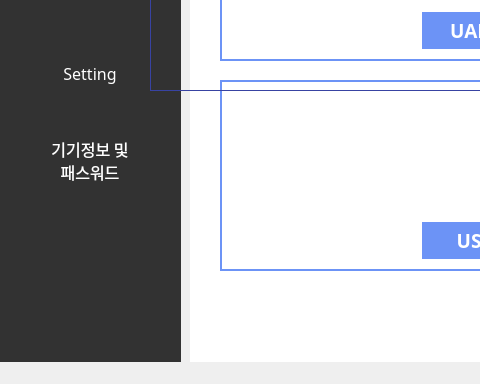
Old version of the form step1.ui in the repository skyun333/wallpad; both pictures show x 0 to 480 and y 320 to 704 of the 961 by 704 pixel window.
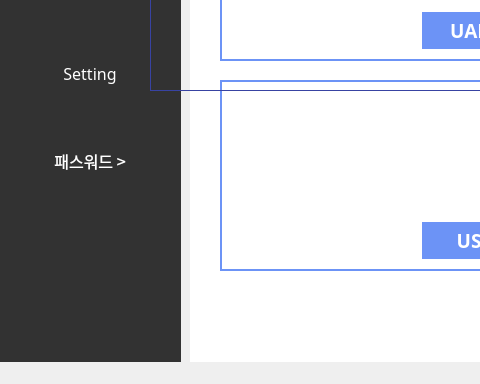
New version of the form. Icons and pictures are not drawn.

Patch:
```diff
--- a/step1.ui
+++ b/step1.ui
@@ -262,8 +262,7 @@
         <string notr="true">color:rgb(255, 255, 255)</string>
        </property>
        <property name="text">
-        <string>기기정보 및
-패스워드</string>
+        <string>패스워드 &gt;</string>
        </property>
        <property name="alignment">
         <set>Qt::AlignCenter</set>
```
